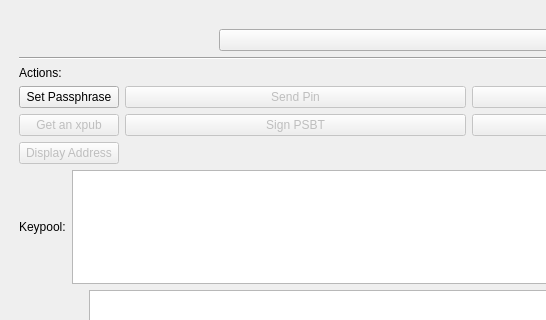
This is hwilib/ui/mainwindow.ui in achow101/hardware-wallet-interface as Qt 5 draws it before an edit; both pictures show x 0 to 546 and y 0 to 320 of the 828 by 430 pixel window. The edited form follows.
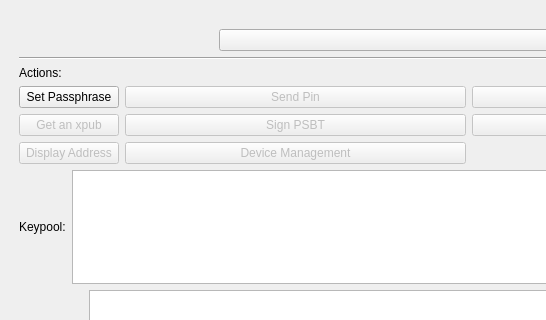
This is the edited form.

Commit message: Add DeviceManDialog and button to open it

Patch:
```diff
--- a/hwilib/ui/mainwindow.ui
+++ b/hwilib/ui/mainwindow.ui
@@ -177,6 +177,16 @@
          </property>
         </widget>
        </item>
+       <item row="3" column="1">
+        <widget class="QPushButton" name="device_man_button">
+         <property name="enabled">
+          <bool>false</bool>
+         </property>
+         <property name="text">
+          <string>Device Management</string>
+         </property>
+        </widget>
+       </item>
       </layout>
      </item>
      <item>
```
The commit also changes 3 other files.
